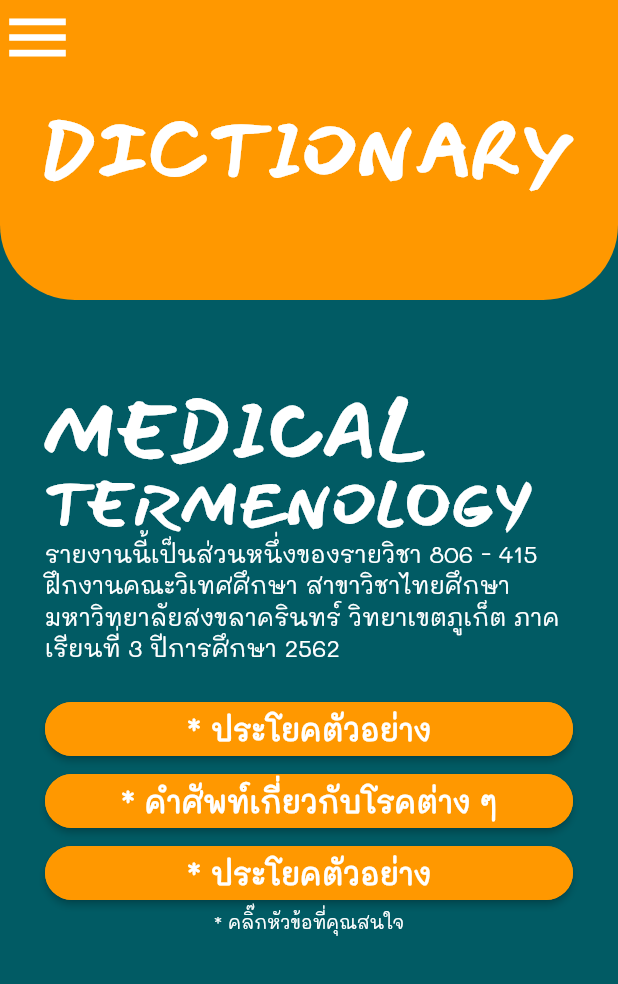
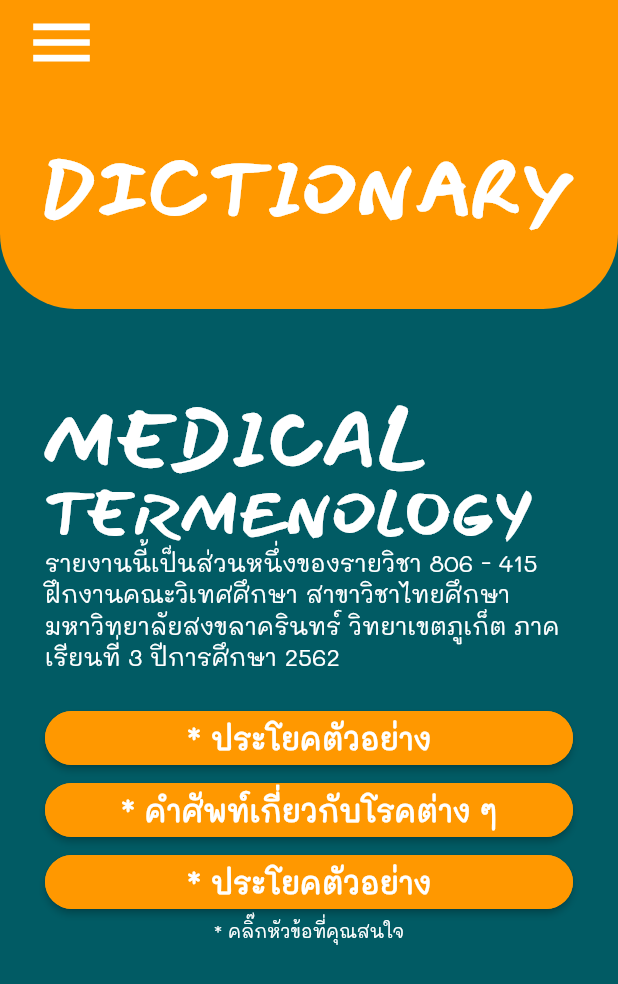
Before and after one commit to FrameTee29/Medical-Dictionary, a Flutter app: the screen it shows after launch, on a phone screen of 412 x 824 dp. Shown: the top 984 px of the screen. Run offline on Flutter 3.47's test engine with Material 2 defaults, Android fonts, the phone set to English and light mode, and no system bars.

Commit message:
Chnage hambuger to appBar

```diff
--- a/lib/screens/home.dart
+++ b/lib/screens/home.dart
@@ -8,7 +8,7 @@ class Home extends StatefulWidget {
 class _HomeState extends State<Home> {
   Widget dictionary() {
     return Container(
-      height: 200,
+      height: 150,
       decoration: BoxDecoration(
         color: Colors.orange,
         borderRadius: BorderRadius.only(
@@ -17,15 +17,7 @@ class _HomeState extends State<Home> {
       child: Column(
         children: <Widget>[
           Container(
-            alignment: Alignment.topLeft,
-            height: 50,
-            child: Icon(
-              Icons.menu,
-              size: 50,
-              color: Colors.white,
-            ),
-          ),
-          Container(
+            margin: EdgeInsets.only(top: 20),
             alignment: Alignment.center,
             height: 100,
             child: Text(
@@ -138,7 +130,8 @@ class _HomeState extends State<Home> {
             ),
           ),
           Text(" * คลิ๊กหัวข้อที่คุณสนใจ ",
-              style: TextStyle(fontSize: 12, color: Colors.white,fontFamily: 'Mali'))
+              style: TextStyle(
+                  fontSize: 12, color: Colors.white, fontFamily: 'Mali'))
         ],
       ),
     );
@@ -147,6 +140,16 @@ class _HomeState extends State<Home> {
   @override
   Widget build(BuildContext context) {
     return Scaffold(
+      appBar: AppBar(
+        bottomOpacity: 0.0,
+        elevation: 0.0,
+        backgroundColor: Colors.orange,
+        title: Icon(
+          Icons.menu,
+          size: 50,
+          color: Colors.white,
+        ),
+      ),
       backgroundColor: Color.fromRGBO(1, 91, 100, 1),
       body: SafeArea(
         child: ListView(
```
